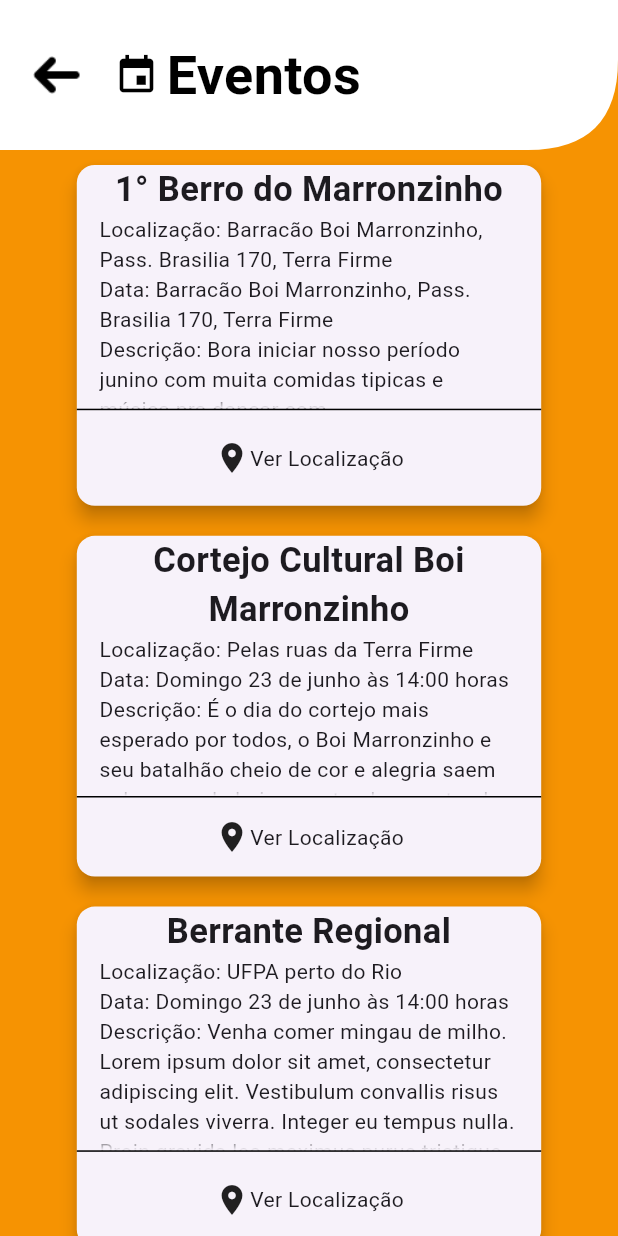
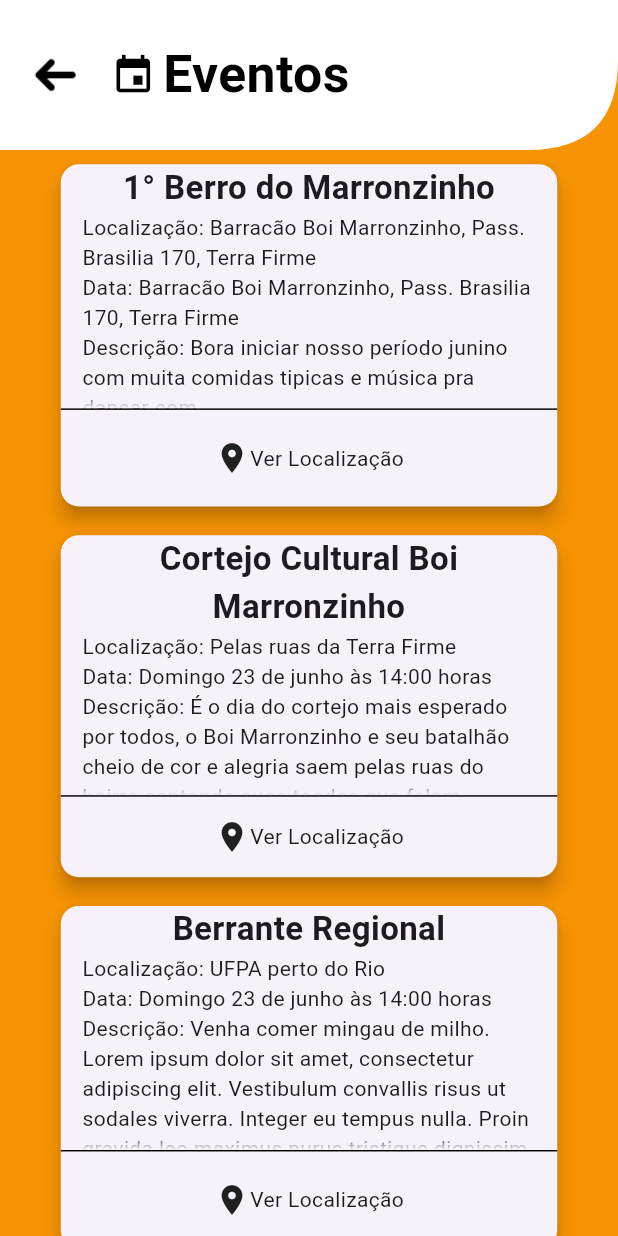
Before and after one commit to LABES-UFPA/boi-marronzinho, a Flutter app: the EventosView screen opened by its route, on a phone screen of 412 x 824 dp. Run offline on Flutter 3.47's test engine with Material 3 defaults, Android fonts, the phone set to English and light mode, and no system bars; our stand-ins replace dio, flutter_native_splash, flutter_screenutil, get, get_storage, logger; accounts and stored records are empty.

Commit message:
fix: add uso do ScreenUtil na tela de eventos

```diff
--- a/lib/app/modules/eventos/eventos_controller.dart
+++ b/lib/app/modules/eventos/eventos_controller.dart
@@ -3,7 +3,6 @@
 class EventosController extends BaseController {
   @override
   void onInit() {
-    // TODO: implement onInit
     super.onInit();
   }
 }
--- a/lib/app/modules/eventos/eventos_view.dart
+++ b/lib/app/modules/eventos/eventos_view.dart
@@ -1,8 +1,7 @@
 import 'package:boi_marronzinho/app/modules/eventos/eventos_controller.dart';
 import 'package:flutter/material.dart';
-import 'package:flutter/src/widgets/framework.dart';
-import 'package:flutter/widgets.dart';
 import 'package:get/get.dart';
+import 'package:flutter_screenutil/flutter_screenutil.dart';
 
 class EventosView extends GetView<EventosController> {
   const EventosView({super.key});
@@ -32,27 +31,27 @@
                         IconButton(
                           icon: Image.asset(
                             'assets/images/icons/mingcute_arrow-up-fill.png',
-                            height: 40,
-                            width: 40,
+                            height: 40.h,
+                            width: 40.w,
                           ),
                           onPressed: () => Get.back(),
                         ),
-                        const Expanded(
+                        Expanded(
                           child: Row(
                             mainAxisAlignment: MainAxisAlignment.start,
                             children: [
-                              SizedBox(width: 10),
-                              Icon(
+                              10.horizontalSpace,
+                              const Icon(
                                 Icons.event,
                                 color: Colors.black,
                                 size: 30,
                               ),
-                              SizedBox(width: 5),
+                              5.horizontalSpace,
                               Center(
                                 child: Text(
                                   'Eventos',
                                   style: TextStyle(
-                                    fontSize: 36,
+                                    fontSize: 36.sp,
                                     fontWeight: FontWeight.bold,
                                     color: Colors.black,
                                   ),
@@ -68,6 +67,7 @@
               )
             ],
           ),
+          // Body -- Onde estão os cards de eventos
           const Expanded(
             child: SingleChildScrollView(
               child: Column(
@@ -138,15 +138,12 @@
 
   @override
   Widget build(BuildContext context) {
-    final screenWidth = MediaQuery.of(context).size.width;
-    final screenHeight = MediaQuery.of(context).size.height;
-
     return Center(
         child: SizedBox(
-      width: screenWidth * 0.8, // 80% da tela
-      height: screenHeight * 0.3, // 30% da tela
+      width: 0.85.sw, // 80% da tela
+      height: 0.3.sh, // 30% da tela
       child: Card(
-        margin: const EdgeInsets.all(10.0),
+        margin: EdgeInsets.all(10.0.w),
         elevation: 5,
         child: Column(
           mainAxisAlignment: MainAxisAlignment.center,
@@ -156,9 +153,9 @@
               child: Text(
                 nome,
                 textAlign: TextAlign.center,
-                style: const TextStyle(
+                style: TextStyle(
                   fontWeight: FontWeight.bold,
-                  fontSize: 23,
+                  fontSize: 23.0.sp,
                   overflow: TextOverflow.clip,
                 ),
               ),
@@ -166,7 +163,7 @@
             Expanded(
               flex: 2,
               child: Container(
-                  padding: const EdgeInsets.only(left: 15, right: 15),
+                  padding: EdgeInsets.only(left: 15.w, right: 15.w),
                   child: Text(
                     'Localização: $localizacao\nData: $data\nDescrição: $descricao',
                     overflow: TextOverflow.fade,
@@ -174,10 +171,11 @@
             ),
             Expanded(
               child: InkWell(
+                  // TODO: Abrir Mapa e retirar o print
                   onTap: () => print("Abra o Google Maps"),
                   child: Container(
-                    decoration: const BoxDecoration(
-                        border: Border(top: BorderSide(width: 1))),
+                    decoration: BoxDecoration(
+                        border: Border(top: BorderSide(width: 1.w))),
                     child: const Row(
                       crossAxisAlignment: CrossAxisAlignment.center,
                       mainAxisAlignment: MainAxisAlignment.center,
```
